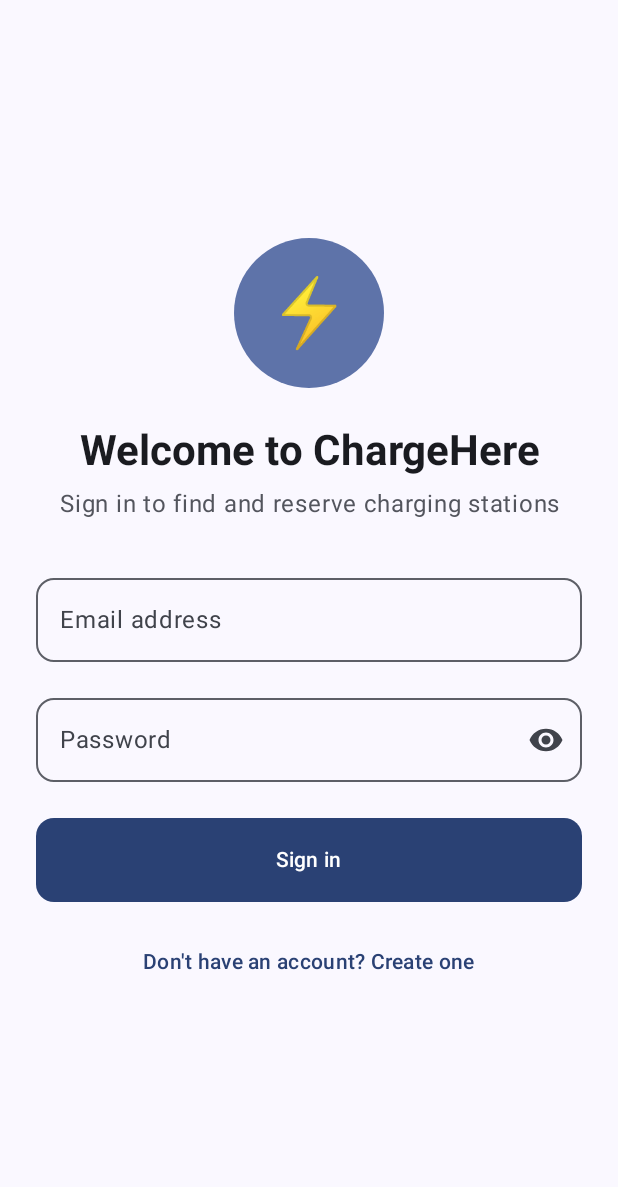
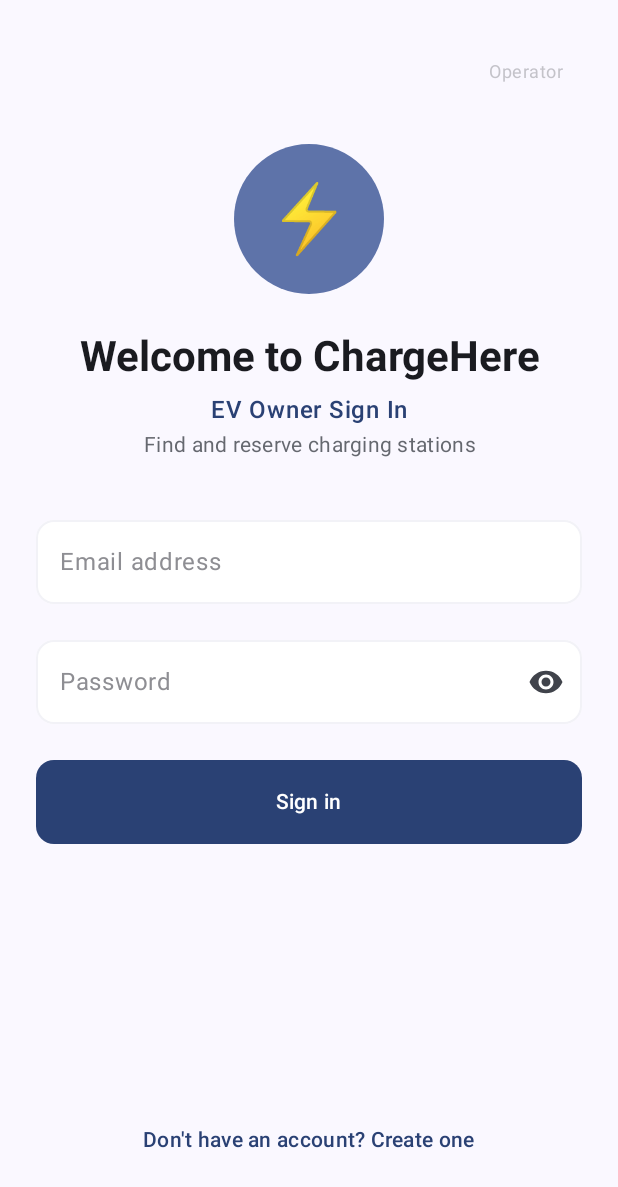
Before and after one commit to prashan-s/ev-mobile-client-app, an Android app built with Jetpack Compose: the screen it shows after launch (MainActivity), after a tap on "Skip", on a phone screen of 412 x 824 dp. Shown: the top 1187 px of the screen. Run offline under Robolectric (Android 15) with nearby library versions, the phone set to English and light mode, and no system bars; our stand-ins replace Dagger/Hilt's generated code, Firebase (no records; nobody signed in at launch, a user with empty details on screens opened directly), Room's generated code; 2 other taps on this screen came first.

Commit message:
Minor Changes

```diff
--- a/app/src/main/java/lk/chargehere/app/data/remote/api/AuthApiService.kt
+++ b/app/src/main/java/lk/chargehere/app/data/remote/api/AuthApiService.kt
@@ -7,49 +7,49 @@ import lk.chargehere.app.data.remote.dto.*
 interface AuthApiService {
 
     // EVOwner Registration - POST /api/v1/evowners/register
-    @POST("/api/v1/evowners/register")
+    @POST("api/v1/evowners/register")
     suspend fun register(@Body request: RegisterRequest): Response<String>
 
     // EVOwner Login - POST /api/v1/evowners/login
-    @POST("/api/v1/evowners/login")
+    @POST("api/v1/evowners/login")
     suspend fun login(@Body request: LoginRequest): Response<LoginResponse>
 
     // Sign In with Google - POST /api/v1/auth/google
-    @POST("/api/v1/auth/google")
+    @POST("api/v1/auth/google")
     suspend fun signInWithGoogle(@Body request: GoogleSignInRequest): Response<GoogleSignInResponse>
 
     // Get EVOwner Profile by NIC - GET /api/v1/evowners/nic/{nic}
-    @GET("/api/v1/evowners/nic/{nic}")
+    @GET("api/v1/evowners/nic/{nic}")
     suspend fun getProfileByNIC(@Path("nic") nic: String): Response<UserDto>
 
     // Get EVOwner Profile by ID - GET /api/v1/evowners/{id}
-    @GET("/api/v1/evowners/{id}")
+    @GET("api/v1/evowners/{id}")
     suspend fun getProfileById(@Path("id") id: String): Response<UserDto>
 
     // Update EVOwner Profile - PUT /api/v1/evowners/{nic}
-    @PUT("/api/v1/evowners/{nic}")
+    @PUT("api/v1/evowners/{nic}")
     suspend fun updateProfile(
         @Path("nic") nic: String,
         @Body request: UpdateProfileRequest
     ): Response<Unit>
 
     // Deactivate EVOwner - POST /api/v1/evowners/{nic}/deactivate
-    @POST("/api/v1/evowners/{nic}/deactivate")
+    @POST("api/v1/evowners/{nic}/deactivate")
     suspend fun deactivate(@Path("nic") nic: String): Response<Unit>
 
     // Deactivate User (Admin) - PUT /api/v1/users/{id}/deactivate
-    @PUT("/api/v1/users/{id}/deactivate")
+    @PUT("api/v1/users/{id}/deactivate")
     suspend fun deactivateUser(@Path("id") id: String): Response<Boolean>
 
     // Reactivate EVOwner - POST /api/v1/evowners/{nic}/reactivate
-    @POST("/api/v1/evowners/{nic}/reactivate")
+    @POST("api/v1/evowners/{nic}/reactivate")
     suspend fun reactivate(@Path("nic") nic: String): Response<Unit>
 
     // Delete EVOwner - DELETE /api/v1/evowners/{nic}
-    @DELETE("/api/v1/evowners/{nic}")
+    @DELETE("api/v1/evowners/{nic}")
     suspend fun deleteAccount(@Path("nic") nic: String): Response<Unit>
 
     // Station Operator Login - POST /api/v1/users/station-operators/login
-    @POST("/api/v1/users/station-operators/login")
+    @POST("api/v1/users/station-operators/login")
     suspend fun loginStationOperator(@Body request: StationOperatorLoginRequest): Response<StationOperatorLoginResponse>
 }
--- a/app/src/main/java/lk/chargehere/app/data/remote/api/OperatorApiService.kt
+++ b/app/src/main/java/lk/chargehere/app/data/remote/api/OperatorApiService.kt
@@ -6,9 +6,9 @@ import lk.chargehere.app.data.remote.dto.*
 
 interface OperatorApiService {
 
-    @POST("/api/v1/validateSession")
+    @POST("api/v1/validateSession")
     suspend fun validateSession(@Body request: ValidateSessionRequest): Response<ValidateSessionResponse>
 
-    @POST("/api/v1/closeSession")
+    @POST("api/v1/closeSession")
     suspend fun closeSession(@Body request: CloseSessionRequest): Response<MessageResponse>
 }
--- a/app/src/main/java/lk/chargehere/app/data/remote/api/ReservationApiService.kt
+++ b/app/src/main/java/lk/chargehere/app/data/remote/api/ReservationApiService.kt
@@ -7,26 +7,26 @@ import lk.chargehere.app.data.remote.dto.*
 interface ReservationApiService {
 
     // Create Booking - POST /api/v1/bookings
-    @POST("/api/v1/bookings")
+    @POST("api/v1/bookings")
     suspend fun createBooking(@Body request: CreateBookingRequest): Response<CreateBookingResponse>
 
     // Get Booking by ID - GET /api/v1/bookings/{id}
-    @GET("/api/v1/bookings/{id}")
+    @GET("api/v1/bookings/{id}")
     suspend fun getBookingById(@Path("id") bookingId: String): Response<BookingDetailDto>
 
     // Get Bookings for current EV owner - GET /api/v1/evowners/bookings
-    @GET("/api/v1/evowners/bookings")
+    @GET("api/v1/evowners/bookings")
     suspend fun getMyBookings(): Response<List<BookingDetailDto>>
 
     // Cancel Booking - POST /api/v1/bookings/{id}/cancel
-    @POST("/api/v1/bookings/{id}/cancel")
+    @POST("api/v1/bookings/{id}/cancel")
     suspend fun cancelBooking(
         @Path("id") bookingId: String,
         @Body request: CancelBookingRequest
     ): Response<Unit>
 
     // Get All Bookings (with filters) - GET /api/v1/bookings
-    @GET("/api/v1/bookings")
+    @GET("api/v1/bookings")
     suspend fun getAllBookings(
         @Query("page") page: Int = 1,
         @Query("pageSize") pageSize: Int = 10,
@@ -39,6 +39,6 @@ interface ReservationApiService {
     ): Response<PaginatedBookingsResponse>
 
     // Complete Booking - POST /api/v1/bookings/{id}/complete
-    @POST("/api/v1/bookings/{id}/complete")
+    @POST("api/v1/bookings/{id}/complete")
     suspend fun completeBooking(@Path("id") bookingId: String): Response<Unit>
 }
--- a/app/src/main/java/lk/chargehere/app/data/remote/api/StationApiService.kt
+++ b/app/src/main/java/lk/chargehere/app/data/remote/api/StationApiService.kt
@@ -7,7 +7,7 @@ import lk.chargehere.app.data.remote.dto.*
 interface StationApiService {
 
     // Get Nearby Charging Stations - GET /api/v1/charging-stations/nearby
-    @GET("/api/v1/charging-stations/nearby")
+    @GET("api/v1/charging-stations/nearby")
     suspend fun getNearbyStations(
         @Query("latitude") latitude: Double,
         @Query("longitude") longitude: Double,
@@ -15,7 +15,7 @@ interface StationApiService {
     ): Response<NearbyStationsResponse>
 
     // Get All Charging Stations - GET /api/v1/charging-stations
-    @GET("/api/v1/charging-stations")
+    @GET("api/v1/charging-stations")
     suspend fun getAllStations(
         @Query("page") page: Int = 1,
         @Query("pageSize") pageSize: Int = 10,
@@ -25,15 +25,15 @@ interface StationApiService {
     ): Response<PaginatedStationsResponse>
 
     // Get Charging Station by ID - GET /api/v1/charging-stations/{id}
-    @GET("/api/v1/charging-stations/{id}")
+    @GET("api/v1/charging-stations/{id}")
     suspend fun getChargingStationById(@Path("id") stationId: String): Response<StationDto>
 
     // Get Charging Station Stats - GET /api/v1/dashboard/charging-station-stats
-    @GET("/api/v1/dashboard/charging-station-stats")
+    @GET("api/v1/dashboard/charging-station-stats")
     suspend fun getChargingStationStats(): Response<ChargingStationStatsResponse>
 
     // Get Top Busiest Stations - GET /api/v1/dashboard/top-busiest-stations
-    @GET("/api/v1/dashboard/top-busiest-stations")
+    @GET("api/v1/dashboard/top-busiest-stations")
     suspend fun getTopBusiestStations(
         @Query("limit") limit: Int = 5
     ): Response<List<BusiestStationDto>>
--- a/app/src/main/java/lk/chargehere/app/di/NetworkModule.kt
+++ b/app/src/main/java/lk/chargehere/app/di/NetworkModule.kt
@@ -19,7 +19,7 @@ object NetworkModule {
 
     // HTTP URL for testing purposes - clear text traffic enabled
     // TODO: Change to HTTPS for production
-    private const val BASE_URL = "http://192.168.1.2:5001"
+    private const val BASE_URL = "https://ev.dulanga.com/backend/"
 
     @Provides
     @Singleton
--- a/app/src/main/java/lk/chargehere/app/navigation/ChargeHereNavigation.kt
+++ b/app/src/main/java/lk/chargehere/app/navigation/ChargeHereNavigation.kt
@@ -52,9 +52,6 @@ fun ChargeHereNavigation(
                 OnboardingScreen(
                     onNavigateToLogin = {
                         navController.navigate(Screen.Login.route)
-                    },
-                    onNavigateToStationManagerLogin = {
-                        navController.navigate(Screen.StationManagerLogin.route)
                     }
                 )
             }
@@ -83,9 +80,7 @@ fun ChargeHereNavigation(
                         }
                     },
                     onNavigateToOperator = {
-                        navController.navigate(NavigationGraph.Operator.route) {
-                            popUpTo(NavigationGraph.Auth.route) { inclusive = true }
-                        }
+                        navController.navigate(Screen.StationManagerLogin.route)
                     }
                 )
             }
--- a/app/src/main/java/lk/chargehere/app/ui/components/ChargeHereTextField.kt
+++ b/app/src/main/java/lk/chargehere/app/ui/components/ChargeHereTextField.kt
@@ -22,6 +22,7 @@ import androidx.compose.foundation.text.selection.LocalTextSelectionColors
 import androidx.compose.material3.LocalTextStyle
 import androidx.compose.ui.unit.dp
 import androidx.compose.ui.unit.sp
+import lk.chargehere.app.ui.theme.*
 
 @OptIn(ExperimentalMaterial3Api::class)
 @Composable
@@ -88,13 +89,18 @@ fun ChargeHereTextField(
             maxLines = maxLines,
             shape = RoundedCornerShape(12.dp),
             colors = OutlinedTextFieldDefaults.colors(
-                focusedBorderColor = MaterialTheme.colorScheme.primary,
-                unfocusedBorderColor = MaterialTheme.colorScheme.outline,
-                errorBorderColor = MaterialTheme.colorScheme.error,
-                focusedTextColor = MaterialTheme.colorScheme.onSurface,
-                unfocusedTextColor = MaterialTheme.colorScheme.onSurface,
-                focusedContainerColor = MaterialTheme.colorScheme.surface,
-                unfocusedContainerColor = MaterialTheme.colorScheme.surface
+                focusedBorderColor = ClarityAccentBlue,
+                unfocusedBorderColor = ClarityLightGray,
+                errorBorderColor = ClarityErrorRed,
+                focusedTextColor = ClarityDarkGray,
+                unfocusedTextColor = ClarityDarkGray,
+                focusedContainerColor = ClarityPureWhite,
+                unfocusedContainerColor = ClarityPureWhite,
+                focusedLabelColor = ClarityAccentBlue,
+                unfocusedLabelColor = ClarityMediumGray,
+                focusedPlaceholderColor = ClarityMediumGray.copy(alpha = 0.6f),
+                unfocusedPlaceholderColor = ClarityMediumGray.copy(alpha = 0.6f),
+                cursorColor = ClarityAccentBlue
             ),
             textStyle = LocalTextStyle.current.copy(
                 fontWeight = FontWeight.Medium,
--- a/app/src/main/java/lk/chargehere/app/ui/screens/auth/LoginScreen.kt
+++ b/app/src/main/java/lk/chargehere/app/ui/screens/auth/LoginScreen.kt
@@ -4,13 +4,16 @@ import androidx.compose.foundation.background
 import androidx.compose.foundation.layout.Arrangement
 import androidx.compose.foundation.layout.Box
 import androidx.compose.foundation.layout.Column
+import androidx.compose.foundation.layout.Row
 import androidx.compose.foundation.layout.Spacer
 import androidx.compose.foundation.layout.fillMaxSize
 import androidx.compose.foundation.layout.fillMaxWidth
 import androidx.compose.foundation.layout.height
 import androidx.compose.foundation.layout.padding
 import androidx.compose.foundation.layout.size
+import androidx.compose.foundation.rememberScrollState
 import androidx.compose.foundation.shape.CircleShape
+import androidx.compose.foundation.verticalScroll
 import androidx.compose.material3.Card
 import androidx.compose.material3.CardDefaults
 import androidx.compose.material3.MaterialTheme
@@ -28,10 +31,12 @@ import androidx.compose.ui.text.input.ImeAction
 import androidx.compose.ui.text.input.KeyboardType
 import androidx.compose.ui.text.style.TextAlign
 import androidx.compose.ui.unit.dp
+import androidx.compose.ui.unit.sp
 import androidx.hilt.navigation.compose.hiltViewModel
 import lk.chargehere.app.ui.components.ChargeHereButton
 import lk.chargehere.app.ui.components.ChargeHereTextField
 import lk.chargehere.app.ui.utils.keyboardImePadding
+import lk.chargehere.app.ui.theme.*
 
 @Composable
 fun LoginScreen(
@@ -42,16 +47,42 @@ fun LoginScreen(
 ) {
     val uiState by viewModel.uiState.collectAsState()
     val focusManager = LocalFocusManager.current
+    val scrollState = rememberScrollState()
 
-    Column(
+    Box(
         modifier = Modifier
             .fillMaxSize()
             .background(MaterialTheme.colorScheme.background)
-            .keyboardImePadding()
-            .padding(24.dp),
-        horizontalAlignment = Alignment.CenterHorizontally,
-        verticalArrangement = Arrangement.Center
     ) {
+        Column(
+            modifier = Modifier
+                .fillMaxSize()
+                .verticalScroll(scrollState)
+                .keyboardImePadding()
+                .padding(24.dp),
+            horizontalAlignment = Alignment.CenterHorizontally
+        ) {
+            // Station Operator link at top right (less noticeable)
+            Row(
+                modifier = Modifier.fillMaxWidth(),
+                horizontalArrangement = Arrangement.End
+            ) {
+                TextButton(
+                    onClick = onNavigateToOperator,
+                    enabled = !uiState.isLoading
+                ) {
+                    Text(
+                        text = "Operator",
+                        style = MaterialTheme.typography.bodySmall,
+                        color = ClarityMediumGray.copy(alpha = 0.5f),
+                        fontSize = 12.sp,
+                        fontWeight = FontWeight.Normal
+                    )
+                }
+            }
+
+            Spacer(modifier = Modifier.height(24.dp))
+
         // Logo and branding
         Box(
             modifier = Modifier
@@ -78,11 +109,20 @@ fun LoginScreen(
         )
 
         Text(
-            text = "Sign in to find and reserve charging stations",
+            text = "EV Owner Sign In",
             style = MaterialTheme.typography.bodyLarge,
             textAlign = TextAlign.Center,
-            color = MaterialTheme.colorScheme.onSurfaceVariant.copy(alpha = 0.9f),
-            modifier = Modifier.padding(top = 8.dp, bottom = 32.dp)
+            fontWeight = FontWeight.SemiBold,
+            color = MaterialTheme.colorScheme.primary,
+            modifier = Modifier.padding(top = 8.dp)
+        )
+
+        Text(
+            text = "Find and reserve charging stations",
+            style = MaterialTheme.typography.bodyMedium,
+            textAlign = TextAlign.Center,
+            color = MaterialTheme.colorScheme.onSurfaceVariant.copy(alpha = 0.8f),
+            modifier = Modifier.padding(top = 4.dp, bottom = 32.dp)
         )
 
         ChargeHereTextField(
@@ -147,17 +187,23 @@ fun LoginScreen(
             modifier = Modifier.fillMaxWidth()
         )
 
-        Spacer(modifier = Modifier.height(16.dp))
+        Spacer(modifier = Modifier.weight(1f))
+        Spacer(modifier = Modifier.height(32.dp))
 
+        // Register button at the bottom
         TextButton(
             onClick = onNavigateToRegister,
-            enabled = !uiState.isLoading
+            enabled = !uiState.isLoading,
+            modifier = Modifier.fillMaxWidth()
         ) {
             Text(
                 text = "Don't have an account? Create one",
                 style = MaterialTheme.typography.bodyMedium,
                 fontWeight = FontWeight.Medium
             )
+        }
+
+        Spacer(modifier = Modifier.height(16.dp))
         }
     }
 
--- a/app/src/main/java/lk/chargehere/app/ui/screens/auth/OnboardingScreen.kt
+++ b/app/src/main/java/lk/chargehere/app/ui/screens/auth/OnboardingScreen.kt
@@ -37,8 +37,7 @@ data class OnboardingPage(
 @OptIn(ExperimentalFoundationApi::class)
 @Composable
 fun OnboardingScreen(
-    onNavigateToLogin: () -> Unit,
-    onNavigateToStationManagerLogin: () -> Unit = {}
+    onNavigateToLogin: () -> Unit
 ) {
     val pages = listOf(
         OnboardingPage(
@@ -118,13 +117,17 @@ fun OnboardingScreen(
 
             Spacer(modifier = Modifier.height(ClaritySpacing.xxxl))
 
-            // Modern Pager with animation
+            // Modern Pager with animation - Fixed height
             HorizontalPager(
                 state = pagerState,
-                modifier = Modifier.weight(1f)
+                modifier = Modifier
+                    .fillMaxWidth()
+                    .height(350.dp)
             ) { page ->
                 OnboardingPageContent(page = pages[page])
             }
+
+            Spacer(modifier = Modifier.weight(1f))
 
             // Modern Page indicators
             Row(
@@ -149,15 +152,11 @@ fun OnboardingScreen(
                 }
             }
 
-            // Action buttons
+            // Action buttons - Fixed height container to prevent jumping
             AnimatedVisibility(
                 visible = isLastPage,
                 enter = fadeIn(),
                 exit = fadeOut()
-            ) {
-                Column(
-                    modifier = Modifier.fillMaxWidth(),
-                    horizontalAlignment = Alignment.CenterHorizontally
             ) {
                 ChargeHereButton(
                     text = "Get Started",
@@ -165,7 +164,6 @@ fun OnboardingScreen(
                     variant = ButtonVariant.Primary,
                     modifier = Modifier.fillMaxWidth()
                 )
-                }
             }
 
             AnimatedVisibility(
@@ -198,22 +196,6 @@ fun OnboardingScreen(
                         modifier = Modifier.weight(1f)
                     )
                 }
-            }
-
-            Spacer(modifier = Modifier.height(ClaritySpacing.lg))
-
-            // Subtle station operator button
-            TextButton(
-                onClick = onNavigateToStationManagerLogin,
-                modifier = Modifier.padding(vertical = ClaritySpacing.sm)
-            ) {
-                Text(
-                    text = "Station Operator Sign In",
-                    style = MaterialTheme.typography.bodySmall,
-                    color = ClarityMediumGray.copy(alpha = 0.75f),
-                    fontSize = 13.sp,
-                    fontWeight = FontWeight.Medium
-                )
             }
 
             Spacer(modifier = Modifier.height(ClaritySpacing.md))
--- a/app/src/main/java/lk/chargehere/app/ui/screens/auth/RegisterScreen.kt
+++ b/app/src/main/java/lk/chargehere/app/ui/screens/auth/RegisterScreen.kt
@@ -28,12 +28,14 @@ import androidx.compose.ui.unit.sp
 import androidx.hilt.navigation.compose.hiltViewModel
 import lk.chargehere.app.ui.components.*
 import lk.chargehere.app.ui.utils.keyboardAwareScrollPadding
+import lk.chargehere.app.ui.theme.*
 
 @OptIn(ExperimentalMaterial3Api::class)
 @Composable
 fun RegisterScreen(
     onNavigateToMain: () -> Unit,
     onNavigateBack: () -> Unit,
+    onNavigateToOperator: () -> Unit = {},
     viewModel: RegisterViewModel = hiltViewModel()
 ) {
     val uiState by viewModel.uiState.collectAsState()
@@ -238,6 +240,21 @@ fun RegisterScreen(
                 lineHeight = 18.sp
             )
 
+            Spacer(modifier = Modifier.height(16.dp))
+
+            TextButton(
+                onClick = onNavigateToOperator,
+                enabled = !uiState.isLoading
+            ) {
+                Text(
+                    text = "Station Operator Sign In",
+                    style = MaterialTheme.typography.bodySmall,
+                    color = ClarityMediumGray.copy(alpha = 0.75f),
+                    fontSize = 13.sp,
+                    fontWeight = FontWeight.Medium
+                )
+            }
+
             Spacer(modifier = Modifier.height(32.dp))
         }
     }
```
Lines whose indentation alone changed are shown as unchanged.
